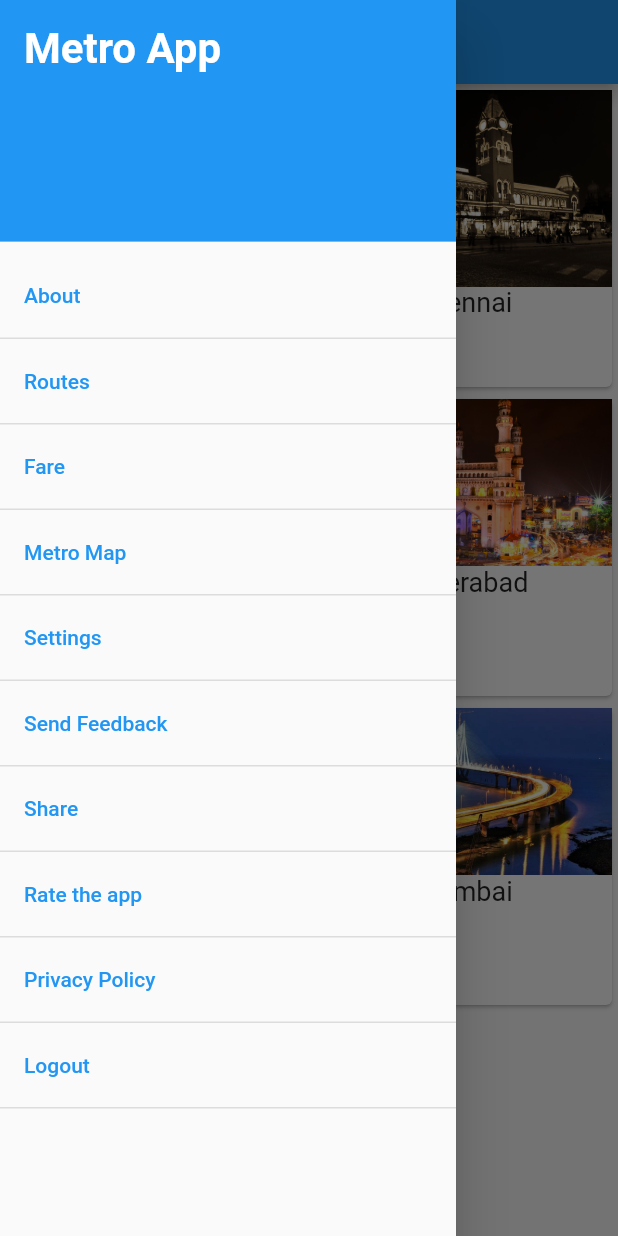
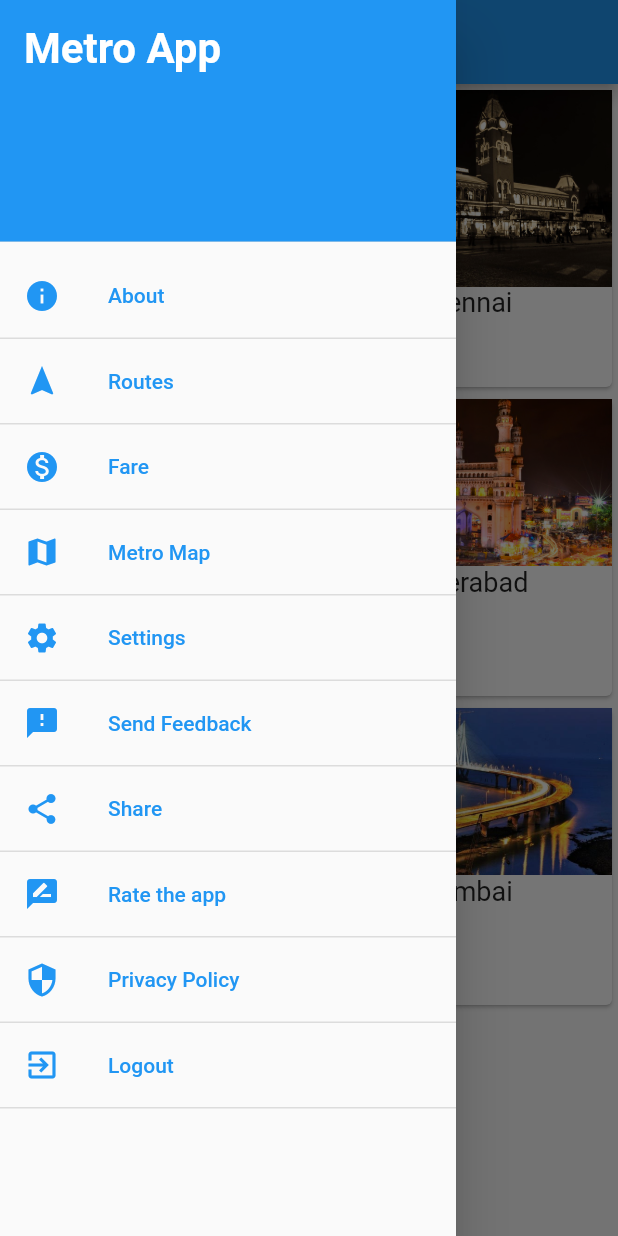
Before and after one commit to SAITARUN55/metroapp, a Flutter app: the screen it shows after launch, with the side drawer open, on a phone screen of 412 x 824 dp. Run offline on Flutter 3.47's test engine with Material 2 defaults, Android fonts, the phone set to English and light mode, and no system bars.

Commit message:
Added Icons In Navigation Drawer #14

```diff
--- a/lib/main.dart
+++ b/lib/main.dart
@@ -6,7 +6,9 @@ import 'package:metroapp/fragments/metro_map_frag.dart';
 import 'package:metroapp/fragments/privacy_policy_frag.dart';
 import 'package:metroapp/fragments/rate_app_frag.dart';
 import 'package:metroapp/fragments/routes_frag.dart';
+import 'package:metroapp/fragments/send_feedback_frag.dart';
 import 'package:metroapp/fragments/settings_frag.dart';
+import 'package:metroapp/fragments/share_frag.dart';
 
 void main() {
   runApp(new MaterialApp(
@@ -18,6 +20,8 @@ void main() {
       '/fare': (context) => FareFragment(),
       '/metroMap': (context) => MetroMapFragment(),
       '/settings': (context) => SettingsFragment(),
+      '/sendFeedback': (context) => SendFeedbackFragment(),
+      '/share': (context) => ShareFragment(),
       '/rateTheApp': (context) => RateAppFragment(),
       '/privacyPolicy': (context) => PrivacyPolicyFragment(),
       '/Logout': (context) => LogoutFragment(),
@@ -67,7 +71,18 @@ class _HomeState extends State<Home> {
     "privacyPolicy",
     "Logout"
   ];
-
+  final List<Widget> fragmentIcons = [
+    Icon(Icons.info, color: Colors.blue),
+    Icon(Icons.navigation, color: Colors.blue),
+    Icon(Icons.monetization_on, color: Colors.blue),
+    Icon(Icons.map, color: Colors.blue),
+    Icon(Icons.settings, color: Colors.blue),
+    Icon(Icons.feedback, color: Colors.blue),
+    Icon(Icons.share, color: Colors.blue),
+    Icon(Icons.rate_review, color: Colors.blue),
+    Icon(Icons.security, color: Colors.blue),
+    Icon(Icons.exit_to_app, color: Colors.blue),
+  ];
   _buatlist() async {
     for (var i = 0; i < karakter.length; i++) {
       final karakternya = karakter[i];
@@ -129,6 +144,7 @@ class _HomeState extends State<Home> {
                 return Column(
                   children: <Widget>[
                     ListTile(
+                      leading: fragmentIcons[index],
                       title: Text(
                         '${fragmentTitles[index]}',
                         style: TextStyle(color: Theme.of(context).primaryColor),
```
Also changed, not shown: 1 other file.
